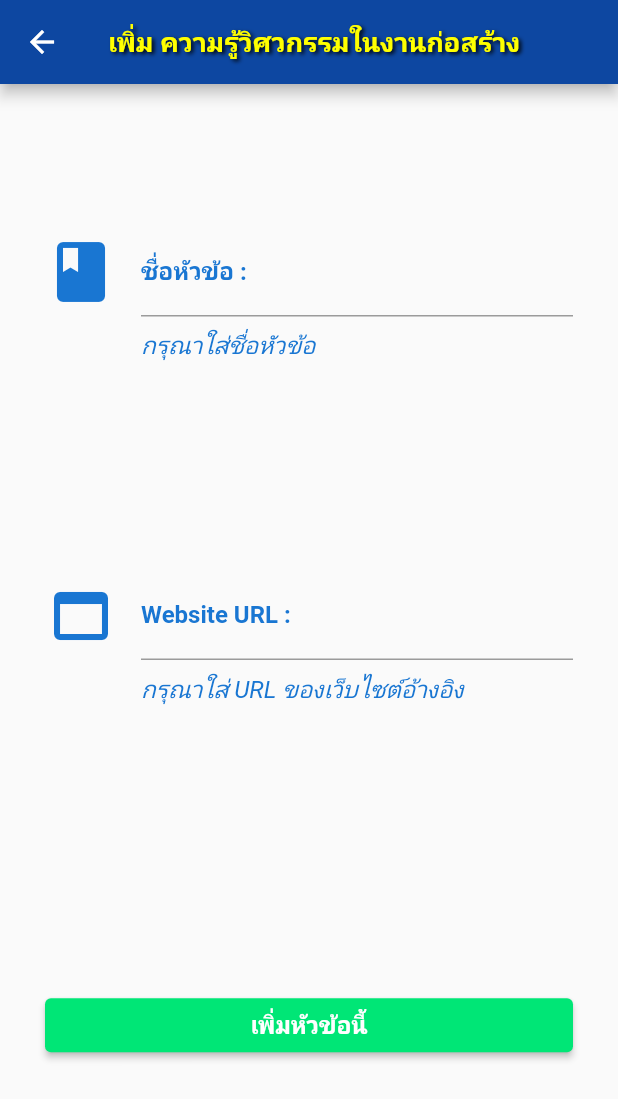
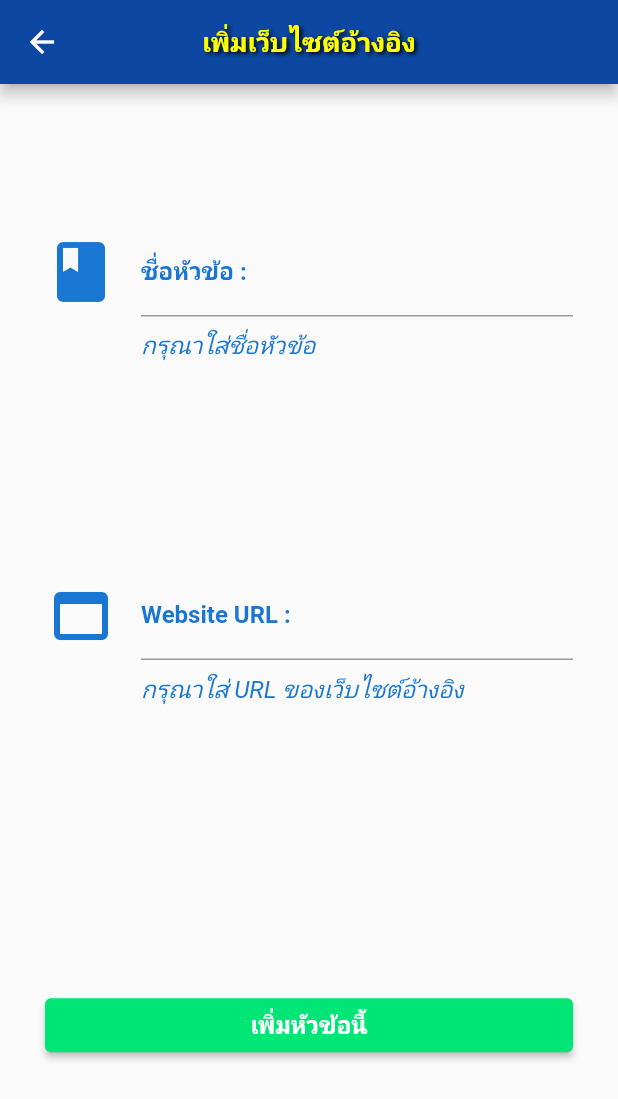
Before and after one commit to Nat-Dev/engineeronline, a Flutter app: the WebPost screen opened directly, on a phone screen of 412 x 824 dp. Shown: the top 1099 px of the screen. Run offline on Flutter 3.47's test engine with Material 2 defaults, Android fonts, the phone set to English and light mode, and no system bars; our stand-ins replace auto_size_text, cloud_firestore, firebase_auth, firebase_core, scroll_to_index, webview_flutter; accounts and stored records are empty.

Commit message:
appbar title changes

```diff
--- a/lib/screens/posts/web_post.dart
+++ b/lib/screens/posts/web_post.dart
@@ -155,7 +155,7 @@ class _WebPostState extends State<WebPost> {
         centerTitle: true,
         backgroundColor: Colors.blue.shade900,
         title: Text(
-          "เพิ่ม ความรู้วิศวกรรมในงานก่อสร้าง",
+          "เพิ่มเว็บไซต์อ้างอิง",
           style: TextStyle(
             color: Colors.yellowAccent,
             fontWeight: FontWeight.bold,
--- a/lib/screens/posts/youtube_post.dart
+++ b/lib/screens/posts/youtube_post.dart
@@ -170,7 +170,7 @@ class _YoutubePostState extends State<YoutubePost> {
         centerTitle: true,
         backgroundColor: Colors.blue.shade900,
         title: Text(
-          "เพิ่ม เทคนิคการก่อสร้าง",
+          "เพิ่มวีดีโอ YouTube",
           style: TextStyle(
             color: Colors.yellowAccent,
             fontWeight: FontWeight.bold,
```
